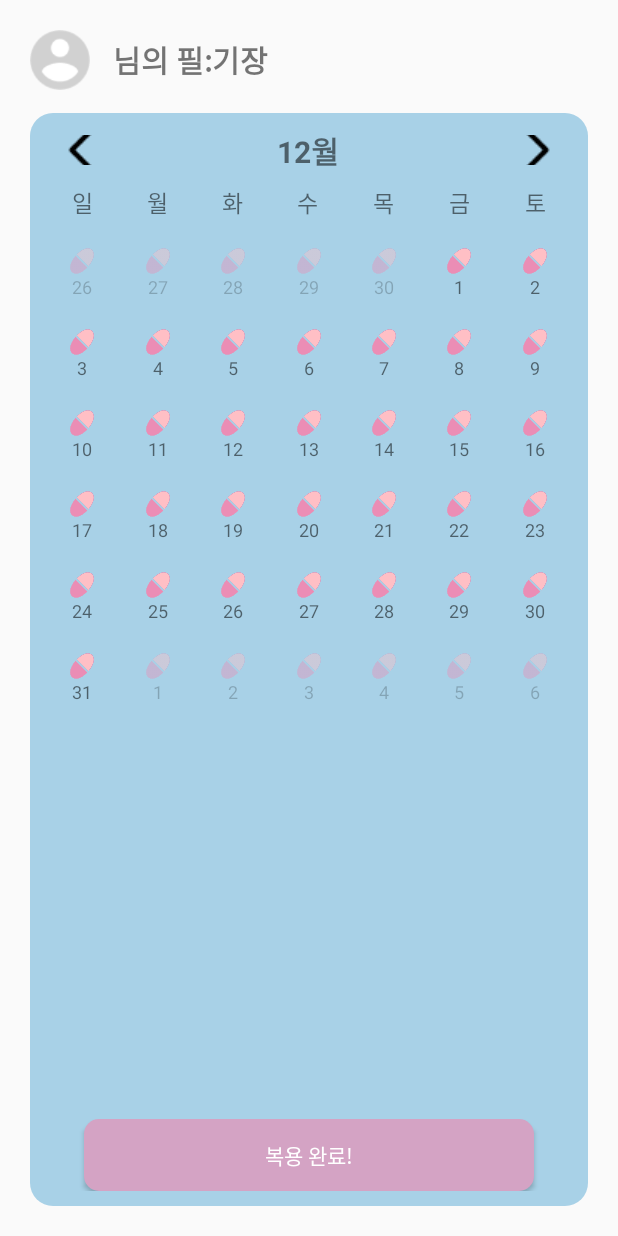
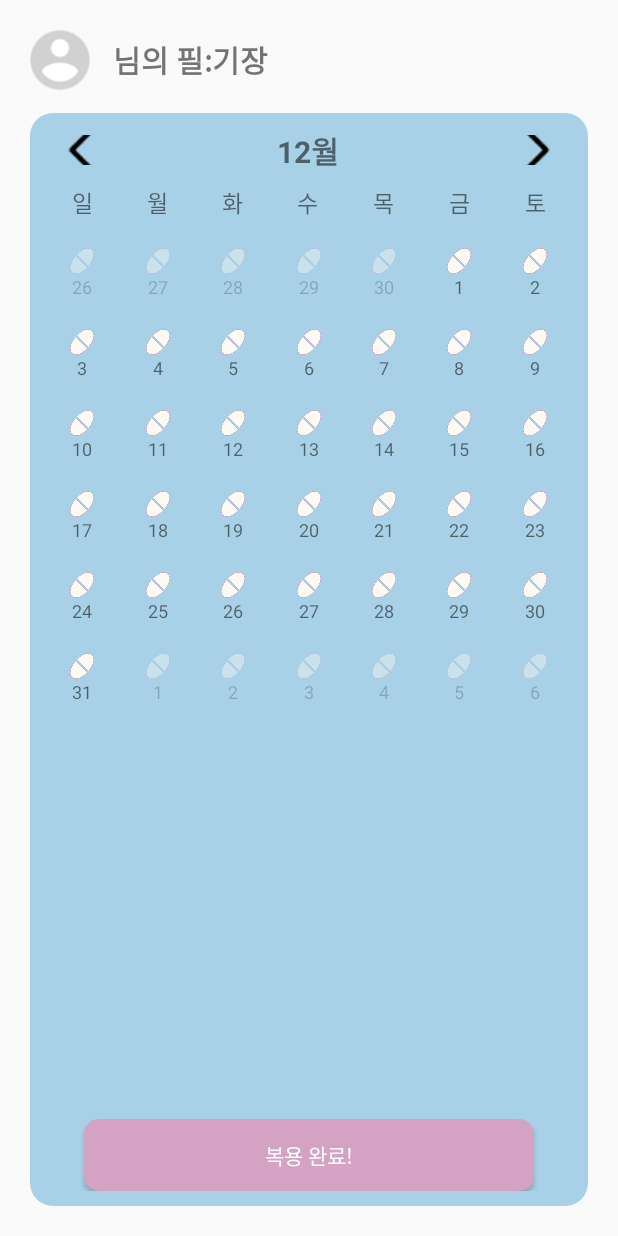
Before and after one commit to 2093ab/pill_note, an Android app: the fragment CalendarFragment shown on its own in the app's theme, on a phone screen of 412 x 824 dp. Run offline under Robolectric (Android 15) with nearby library versions, the phone set to English and light mode, and no system bars; our stand-ins replace Firebase (no records; nobody signed in at launch, a user with empty details on screens opened directly).

Commit message:
design: change the default pill icon

```diff
--- a/app/src/main/res/layout/day_recyclerview.xml
+++ b/app/src/main/res/layout/day_recyclerview.xml
@@ -11,7 +11,7 @@
         android:id="@+id/day_pill_icon"
         android:layout_width="17dp"
         android:layout_height="17dp"
-        android:src="@drawable/pill_icon_color" />
+        android:src="@drawable/pill_icon_white" />
 
     <TextView
         android:id="@+id/day_text"
```
Also changed, not shown: app/src/main/res/drawable/pill_icon_white.png (added).
